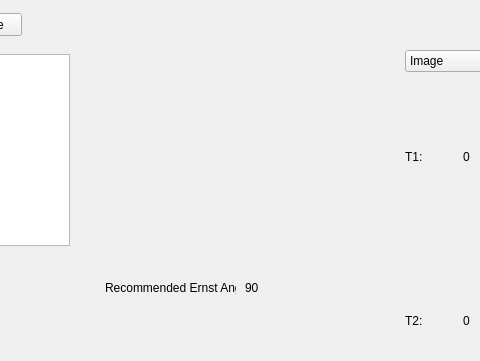
Abdelrahmanhassan1/MRI_Simulator_Python, file mainWindow.ui: the form before one commit; both pictures show x 195 to 675 and y 0 to 361 of the 1199 by 592 pixel window.
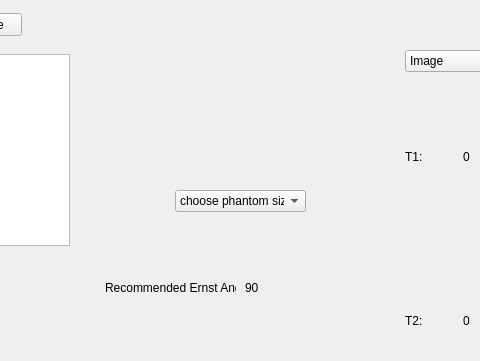
The form after the commit. Custom widgets are drawn as their Qt base class.

Commit message: Adding ernst angle and kspace demo

The edit to the form file:
```diff
--- a/mainWindow.ui
+++ b/mainWindow.ui
@@ -101,7 +101,7 @@
      <string>90</string>
     </property>
    </widget>
-   <widget class="QWidget" name="">
+   <widget class="QWidget" name="layoutWidget">
     <property name="geometry">
      <rect>
       <x>600</x>
@@ -237,7 +237,7 @@
      </item>
     </layout>
    </widget>
-   <widget class="QWidget" name="">
+   <widget class="QWidget" name="layoutWidget">
     <property name="geometry">
      <rect>
       <x>291</x>
@@ -320,6 +320,36 @@
      <string>Update</string>
     </property>
    </widget>
+   <widget class="QComboBox" name="comboBox_2">
+    <property name="geometry">
+     <rect>
+      <x>370</x>
+      <y>190</y>
+      <width>131</width>
+      <height>22</height>
+     </rect>
+    </property>
+    <item>
+     <property name="text">
+      <string>choose phantom size</string>
+     </property>
+    </item>
+    <item>
+     <property name="text">
+      <string>16</string>
+     </property>
+    </item>
+    <item>
+     <property name="text">
+      <string>32</string>
+     </property>
+    </item>
+    <item>
+     <property name="text">
+      <string>64</string>
+     </property>
+    </item>
+   </widget>
   </widget>
  </widget>
  <customwidgets>
```
The commit also changes 2 other files.
